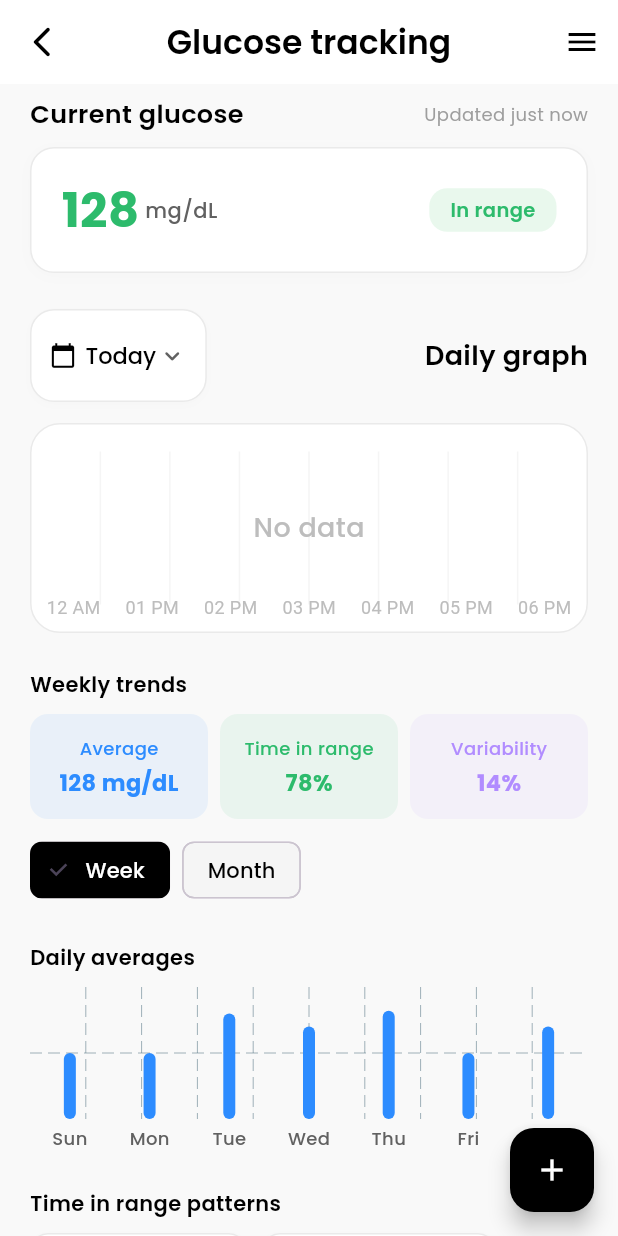
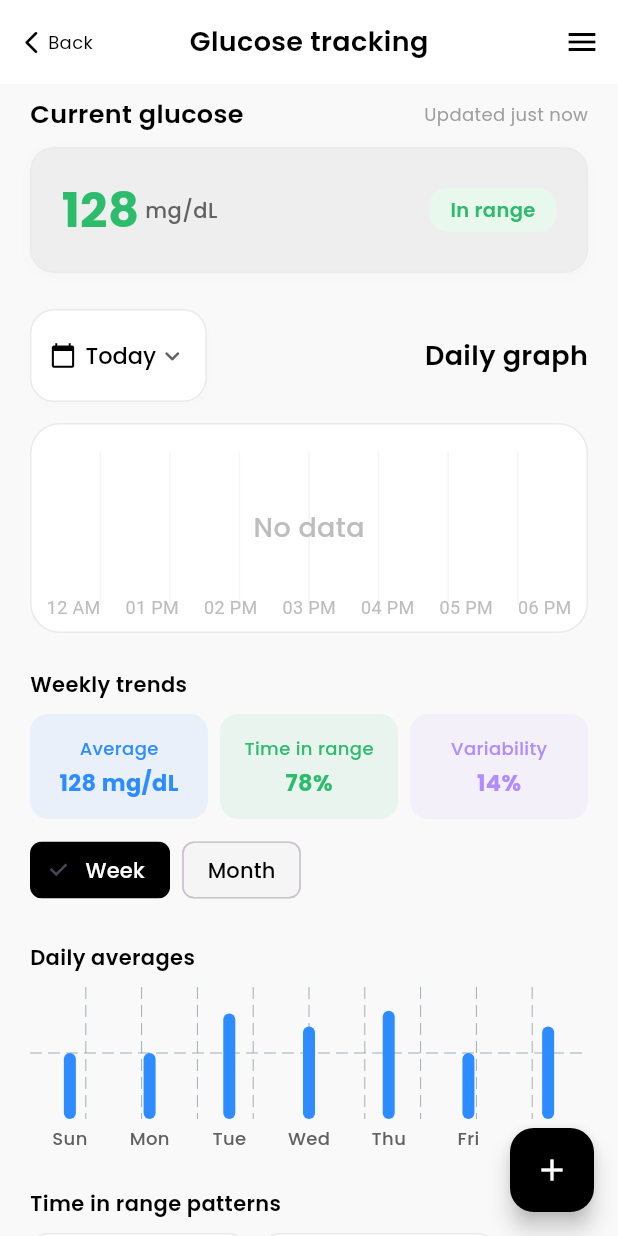
Before and after one commit to hamzaali265/ui_screens, a Flutter app: the screen it shows after launch, on a phone screen of 412 x 824 dp. Run offline on Flutter 3.47's test engine with Material 3 defaults, Android fonts, the phone set to English and light mode, and no system bars; drawn by our look-alikes of fl_chart; our stand-ins replace google_fonts, table_calendar.

Commit message:
header wiget added

```diff
--- /dev/null
+++ b/lib/enums.dart
@@ -0,0 +1 @@
+enum ValueUnit { mgdl, percentage }
--- a/lib/glucose_tracking_screen.dart
+++ b/lib/glucose_tracking_screen.dart
@@ -1,5 +1,5 @@
 import 'package:flutter/material.dart';
-import 'package:google_fonts/google_fonts.dart';
+import 'package:ui_screens/widgets/custom_appbar.dart';
 
 import 'widgets/add_entry_model.dart';
 import 'widgets/current_glucose_section.dart';
@@ -21,31 +21,7 @@ class _GlucoseTrackingScreenState extends State<GlucoseTrackingScreen> {
   Widget build(BuildContext context) {
     return Scaffold(
       backgroundColor: const Color(0xFFF9F9F9),
-      appBar: AppBar(
-        backgroundColor: Colors.white,
-        elevation: 0,
-        leading: IconButton(
-          icon: const Icon(
-            Icons.arrow_back_ios_new_rounded,
-            color: Colors.black,
-          ),
-          onPressed: () => Navigator.of(context).pop(),
-        ),
-        title: Text(
-          'Glucose tracking',
-          style: GoogleFonts.poppins(
-            color: Colors.black,
-            fontWeight: FontWeight.w600,
-          ),
-        ),
-        centerTitle: true,
-        actions: [
-          IconButton(
-            icon: const Icon(Icons.menu, color: Colors.black),
-            onPressed: () {},
-          ),
-        ],
-      ),
+      appBar: const CustomAppBar(title: 'Glucose tracking'),
       body: SingleChildScrollView(
         padding: const EdgeInsets.symmetric(horizontal: 20, vertical: 8),
         child: Column(
--- a/lib/widgets/current_glucose_section.dart
+++ b/lib/widgets/current_glucose_section.dart
@@ -1,5 +1,7 @@
 import 'package:flutter/material.dart';
 import 'package:google_fonts/google_fonts.dart';
+import 'package:ui_screens/enums.dart';
+import 'package:ui_screens/widgets/value_with_tag_or_percentage_widget.dart';
 
 class CurrentGlucoseSection extends StatelessWidget {
   const CurrentGlucoseSection({super.key});
@@ -31,60 +33,11 @@ class CurrentGlucoseSection extends StatelessWidget {
           ],
         ),
         const SizedBox(height: 10),
-        Container(
-          padding: const EdgeInsets.symmetric(horizontal: 20, vertical: 18),
-          decoration: BoxDecoration(
-            color: Colors.white,
-            borderRadius: BorderRadius.circular(16),
-            border: Border.all(color: const Color(0xFFEAEAEA)),
-            boxShadow: [
-              BoxShadow(
-                color: Colors.grey.withValues(alpha: 0.04),
-                blurRadius: 8,
-                offset: const Offset(0, 2),
-              ),
-            ],
-          ),
-          child: Row(
-            children: [
-              Text(
-                '128',
-                style: GoogleFonts.poppins(
-                  fontSize: 32,
-                  fontWeight: FontWeight.bold,
-                  color: const Color(0xFF2DBB6C),
-                ),
-              ),
-              const SizedBox(width: 4),
-              Text(
-                'mg/dL',
-                style: GoogleFonts.poppins(
-                  fontSize: 14,
-                  color: Colors.grey[700],
-                  fontWeight: FontWeight.w500,
-                ),
-              ),
-              const Spacer(),
-              Container(
-                padding: const EdgeInsets.symmetric(
-                  horizontal: 14,
-                  vertical: 5,
-                ),
-                decoration: BoxDecoration(
-                  color: const Color(0xFFE9F8ED),
-                  borderRadius: BorderRadius.circular(12),
-                ),
-                child: Text(
-                  'In range',
-                  style: GoogleFonts.poppins(
-                    color: const Color(0xFF2DBB6C),
-                    fontWeight: FontWeight.w600,
-                    fontSize: 13,
-                  ),
-                ),
-              ),
-            ],
-          ),
+        ValueWithTagOrPercentageWidget(
+          value: '128',
+          unit: ValueUnit.mgdl,
+          tag: "In range",
+          backgroundColor: Colors.grey[200]!,
         ),
       ],
     );
--- /dev/null
+++ b/lib/widgets/custom_appbar.dart
@@ -0,0 +1,83 @@
+import 'package:flutter/material.dart';
+import 'package:google_fonts/google_fonts.dart';
+
+class CustomAppBar extends StatelessWidget implements PreferredSizeWidget {
+  final String title;
+  final VoidCallback? onBack;
+  final VoidCallback? onMenu;
+
+  const CustomAppBar({
+    super.key,
+    required this.title,
+    this.onBack,
+    this.onMenu,
+  });
+
+  @override
+  Widget build(BuildContext context) {
+    return PreferredSize(
+      preferredSize: const Size.fromHeight(kToolbarHeight),
+      child: AppBar(
+        backgroundColor: Colors.white,
+        elevation: 0,
+        automaticallyImplyLeading: false,
+        flexibleSpace: SafeArea(
+          child: Stack(
+            alignment: Alignment.center,
+            children: [
+              Center(
+                child: Text(
+                  title,
+                  style: GoogleFonts.poppins(
+                    fontSize: 18,
+                    color: Colors.black,
+                    fontWeight: FontWeight.w600,
+                  ),
+                ),
+              ),
+
+              Align(
+                alignment: Alignment.centerLeft,
+                child: InkWell(
+                  onTap: onBack ?? () => Navigator.of(context).pop(),
+                  child: Padding(
+                    padding: const EdgeInsets.symmetric(horizontal: 12),
+                    child: Row(
+                      mainAxisSize: MainAxisSize.min,
+                      children: [
+                        const Icon(
+                          Icons.arrow_back_ios_new_rounded,
+                          color: Colors.black,
+                          size: 18,
+                        ),
+                        const SizedBox(width: 2),
+                        Text(
+                          'Back',
+                          style: GoogleFonts.poppins(
+                            fontSize: 12,
+                            color: Colors.black,
+                          ),
+                        ),
+                      ],
+                    ),
+                  ),
+                ),
+              ),
+
+              Align(
+                alignment: Alignment.centerRight,
+                child: IconButton(
+                  icon: const Icon(Icons.menu, color: Colors.black),
+                  onPressed: onMenu ?? () {},
+                ),
+              ),
+            ],
+          ),
+        ),
+      ),
+    );
+  }
+
+  @override
+  Size get preferredSize => const Size.fromHeight(kToolbarHeight);
+}
--- a/lib/widgets/daily_graph_section.dart
+++ b/lib/widgets/daily_graph_section.dart
@@ -28,7 +28,7 @@ class _DailyGraphSectionState extends State<DailyGraphSection> {
                 border: Border.all(color: const Color(0xFFEAEAEA)),
                 boxShadow: [
                   BoxShadow(
-                    color: Colors.grey.withOpacity(0.03),
+                    color: Colors.grey.withValues(alpha: 0.03),
                     blurRadius: 4,
                     offset: const Offset(0, 2),
                   ),
--- /dev/null
+++ b/lib/widgets/value_with_tag_or_percentage_widget.dart
@@ -0,0 +1,74 @@
+import 'package:flutter/material.dart';
+import 'package:google_fonts/google_fonts.dart';
+import 'package:ui_screens/enums.dart';
+
+class ValueWithTagOrPercentageWidget extends StatelessWidget {
+  final String value;
+  final ValueUnit unit;
+  final String tag;
+  final Color backgroundColor;
+
+  const ValueWithTagOrPercentageWidget({
+    super.key,
+    required this.value,
+    required this.unit,
+    required this.tag,
+    required this.backgroundColor,
+  });
+
+  @override
+  Widget build(BuildContext context) {
+    return Container(
+      padding: const EdgeInsets.symmetric(horizontal: 20, vertical: 18),
+      decoration: BoxDecoration(
+        color: backgroundColor,
+        borderRadius: BorderRadius.circular(16),
+        border: Border.all(color: const Color(0xFFEAEAEA)),
+        boxShadow: [
+          BoxShadow(
+            color: Colors.grey.withValues(alpha: 0.04),
+            blurRadius: 8,
+            offset: const Offset(0, 2),
+          ),
+        ],
+      ),
+      child: Row(
+        children: [
+          Text(
+            value,
+            style: GoogleFonts.poppins(
+              fontSize: 32,
+              fontWeight: FontWeight.bold,
+              color: const Color(0xFF2DBB6C),
+            ),
+          ),
+          const SizedBox(width: 4),
+          Text(
+            unit == ValueUnit.mgdl ? 'mg/dL' : '%',
+            style: GoogleFonts.poppins(
+              fontSize: 14,
+              color: Colors.grey[700],
+              fontWeight: FontWeight.w500,
+            ),
+          ),
+          const Spacer(),
+          Container(
+            padding: const EdgeInsets.symmetric(horizontal: 14, vertical: 5),
+            decoration: BoxDecoration(
+              color: const Color(0xFFE9F8ED),
+              borderRadius: BorderRadius.circular(12),
+            ),
+            child: Text(
+              tag,
+              style: GoogleFonts.poppins(
+                color: const Color(0xFF2DBB6C),
+                fontWeight: FontWeight.w600,
+                fontSize: 13,
+              ),
+            ),
+          ),
+        ],
+      ),
+    );
+  }
+}
```
